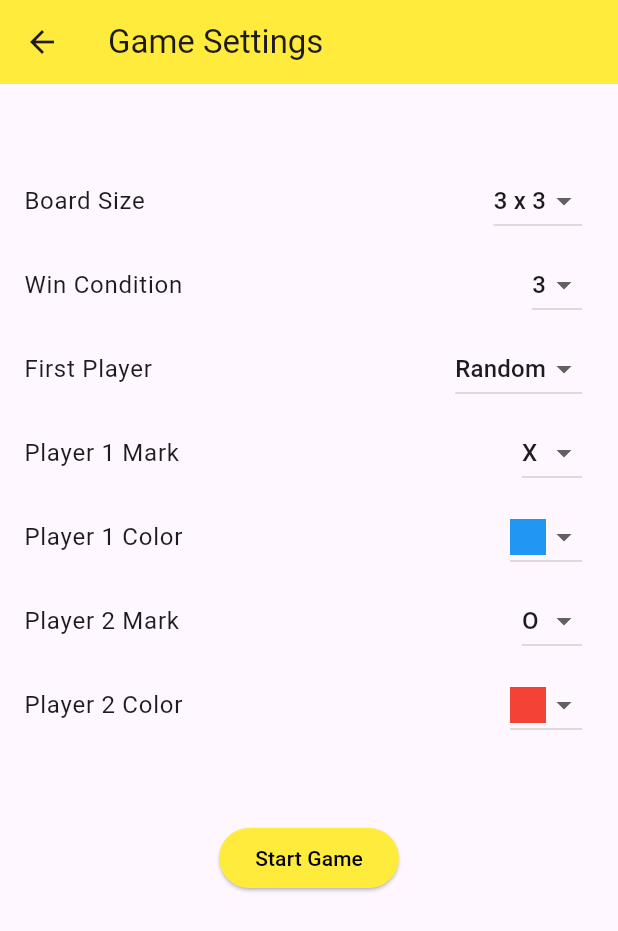
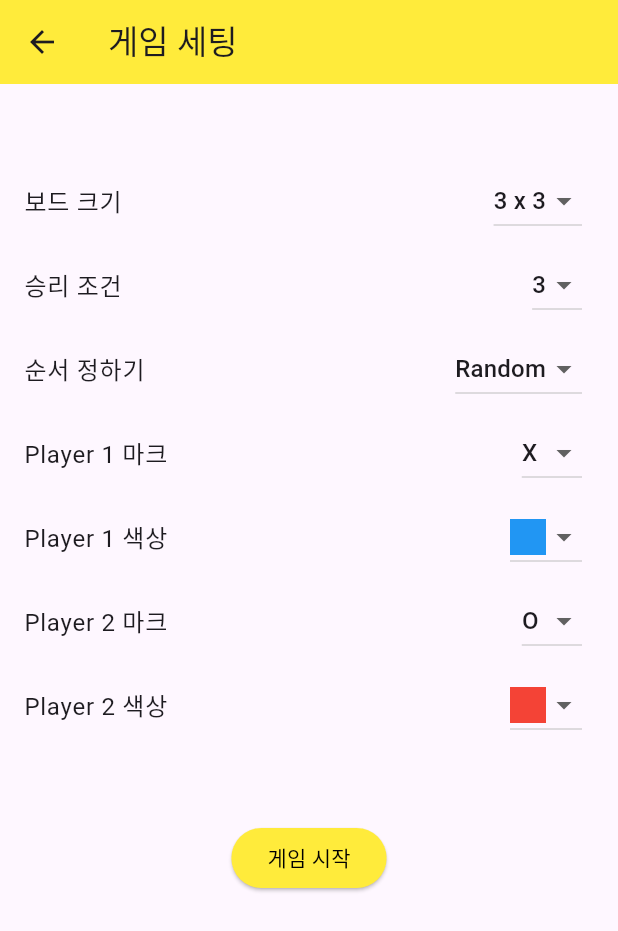
Before and after one commit to donghyukkil/flutter_tictactoe, a Flutter app: the GameSettingsScreen screen opened directly, on a phone screen of 412 x 824 dp. Shown: the top 931 px of the screen. Run offline on Flutter 3.47's test engine with Material 3 defaults, Android fonts, the phone set to English and light mode, and no system bars.

Commit message:
style: 텍스트 문구 수정

```diff
--- a/lib/views/game/game_screen.dart
+++ b/lib/views/game/game_screen.dart
@@ -150,7 +150,7 @@ class _GameScreenState extends State<GameScreen> {
   Widget _buildRemainingTimeSection(GameController gameController) {
     return Padding(
       padding: const EdgeInsets.all(8.0),
-      child: Text('Remaining Time: ${gameController.remainingSeconds} seconds',
+      child: Text('남은 시간: ${gameController.remainingSeconds} 초',
           style: const TextStyle(fontSize: 18, fontWeight: FontWeight.bold)),
     );
   }
@@ -238,9 +238,8 @@ class _GameScreenState extends State<GameScreen> {
       context: context,
       builder: (BuildContext context) {
         return AlertDialog(
-          title: const Text('Read-Only Mode'),
-          content: const Text(
-              'This game is in read-only mode and cannot be modified.'),
+          title: const Text('읽기 전용 모드'),
+          content: const Text('이 게임은 읽기 전용 모드이며 수정할 수 없습니다.'),
           actions: <Widget>[
             TextButton(
               onPressed: () {
--- a/lib/views/game_history/game_history_screen.dart
+++ b/lib/views/game_history/game_history_screen.dart
@@ -15,7 +15,7 @@ class GameHistoryScreen extends StatelessWidget {
     return Scaffold(
       appBar: AppBar(
         backgroundColor: Colors.yellow,
-        title: const Text('Recorded Games'),
+        title: const Text('저장된 게임'),
         actions: <Widget>[
           IconButton(
             icon: const Icon(Icons.home),
@@ -42,8 +42,8 @@ class GameHistoryScreen extends StatelessWidget {
                     ? 'Draw'
                     : (winner == player1Mark ? 'Player 1' : 'Player 2');
                 final String gameInfo =
-                    'Game ${game['id']} - Winner: $winner ($winnerText)\n'
-                    'Board Size: $boardSize, Win Condition: $winCondition';
+                    'Game ${game['id']} - 승자: $winner ($winnerText)'
+                    '보드 크기: $boardSize, 승리 조건: $winCondition';
                 return Padding(
                   padding: const EdgeInsets.symmetric(
                       vertical: 8.0, horizontal: 16.0),
@@ -51,7 +51,10 @@ class GameHistoryScreen extends StatelessWidget {
                     child: ListTile(
                       contentPadding: const EdgeInsets.symmetric(
                           vertical: 16.0, horizontal: 20.0),
-                      title: Text(gameInfo),
+                      title: Text(
+                        gameInfo,
+                        style: const TextStyle(fontSize: 12),
+                      ),
                       onTap: () {
                         final int boardSize = game['boardSize'] != null
                             ? game['boardSize'] as int
--- a/lib/views/game_settings/game_settings_screen.dart
+++ b/lib/views/game_settings/game_settings_screen.dart
@@ -25,15 +25,15 @@ class _GameSettingsScreenState extends State<GameSettingsScreen> {
     Colors.blue,
     Colors.red,
     Colors.green,
-    Colors.yellow,
+    Colors.purple,
   ];
-  final List<String> marks = ['X', 'O', '△', '■'];
+  final List<String> marks = ['X', 'O', '△', '□'];
 
   @override
   Widget build(BuildContext context) {
     return Scaffold(
       appBar: AppBar(
-        title: const Text('Game Settings'),
+        title: const Text('게임 세팅'),
         backgroundColor: Colors.yellow,
       ),
       body: SingleChildScrollView(
@@ -43,7 +43,7 @@ class _GameSettingsScreenState extends State<GameSettingsScreen> {
               height: 50,
             ),
             ListTile(
-              title: const Text("Board Size"),
+              title: const Text("보드 크기"),
               trailing: DropdownButton<int>(
                 value: boardSize,
                 onChanged: (int? newValue) {
@@ -62,7 +62,7 @@ class _GameSettingsScreenState extends State<GameSettingsScreen> {
               ),
             ),
             ListTile(
-              title: const Text("Win Condition"),
+              title: const Text("승리 조건"),
               trailing: DropdownButton<int>(
                 value: winCondition,
                 onChanged: (int? newValue) {
@@ -80,7 +80,7 @@ class _GameSettingsScreenState extends State<GameSettingsScreen> {
               ),
             ),
             ListTile(
-              title: const Text("First Player"),
+              title: const Text("순서 정하기"),
               trailing: DropdownButton<String>(
                 value: firstPlayer,
                 onChanged: (String? newValue) {
@@ -98,7 +98,7 @@ class _GameSettingsScreenState extends State<GameSettingsScreen> {
               ),
             ),
             ListTile(
-              title: const Text("Player 1 Mark"),
+              title: const Text("Player 1 마크"),
               trailing: DropdownButton<String>(
                 value: player1Mark,
                 onChanged: (String? newValue) {
@@ -115,7 +115,7 @@ class _GameSettingsScreenState extends State<GameSettingsScreen> {
               ),
             ),
             ListTile(
-              title: const Text("Player 1 Color"),
+              title: const Text("Player 1 색상"),
               trailing: DropdownButton<Color>(
                 value: player1Color,
                 onChanged: (Color? newValue) {
@@ -136,7 +136,7 @@ class _GameSettingsScreenState extends State<GameSettingsScreen> {
               ),
             ),
             ListTile(
-              title: const Text("Player 2 Mark"),
+              title: const Text("Player 2 마크"),
               trailing: DropdownButton<String>(
                 value: player2Mark,
                 onChanged: (String? newValue) {
@@ -153,7 +153,7 @@ class _GameSettingsScreenState extends State<GameSettingsScreen> {
               ),
             ),
             ListTile(
-              title: const Text("Player 2 Color"),
+              title: const Text("Player 2 색상"),
               trailing: DropdownButton<Color>(
                 value: player2Color,
                 onChanged: (Color? newValue) {
@@ -182,6 +182,7 @@ class _GameSettingsScreenState extends State<GameSettingsScreen> {
                 backgroundColor: Colors.yellow,
               ),
               onPressed: () {
+                if (_validateSettings()) {
                   GameModel gameModel = GameModel(
                     boardSize: boardSize,
                     winCondition: winCondition,
@@ -202,12 +203,45 @@ class _GameSettingsScreenState extends State<GameSettingsScreen> {
                       ),
                     ),
                   );
+                }
               },
-              child: const Text('Start Game'),
+              child: const Text('게임 시작'),
             ),
           ],
         ),
       ),
     );
   }
+
+  bool _validateSettings() {
+    if (player1Mark == player2Mark) {
+      _showValidationError('플레이어는 동일한 마크를 가질 수 없습니다.');
+      return false;
     }
+    if (player1Color == player2Color) {
+      _showValidationError('플레이어는 동일한 색상을 가질 수 없습니다.');
+      return false;
+    }
+    return true;
+  }
+
+  void _showValidationError(String message) {
+    showDialog(
+      context: context,
+      builder: (BuildContext context) {
+        return AlertDialog(
+          title: const Text('유효성 검사 오류'),
+          content: Text(message),
+          actions: <Widget>[
+            TextButton(
+              onPressed: () {
+                Navigator.of(context).pop();
+              },
+              child: const Text('확인'),
+            ),
+          ],
+        );
+      },
+    );
+  }
+}
```
Lines whose indentation alone changed are shown as unchanged.
